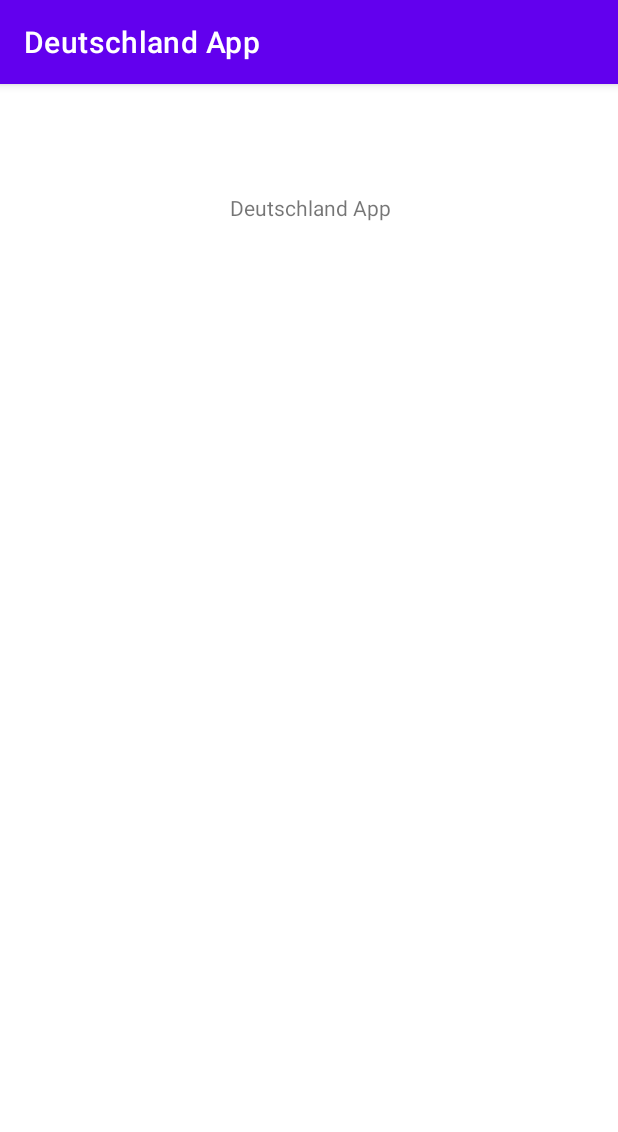
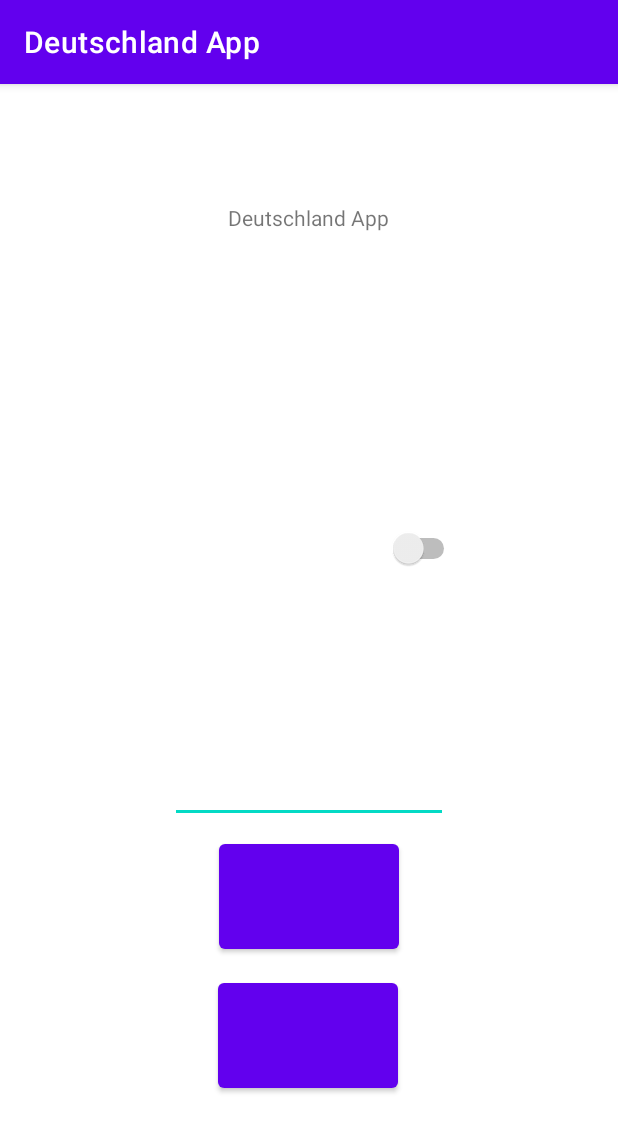
Before and after one commit to CoDen256/deutschland-app, an Android app: the LoginNewSessionActivity screen opened directly, with no data from a screen before it, on a phone screen of 412 x 824 dp. Shown: the top 1132 px of the screen. Run offline under Robolectric (Android 15) with nearby library versions, the phone set to English and light mode, and no system bars; our stand-ins replace data binding.

Commit message:
new login act

```diff
--- a/app/src/main/AndroidManifest.xml
+++ b/app/src/main/AndroidManifest.xml
@@ -10,13 +10,16 @@
         android:supportsRtl="true"
         android:theme="@style/Theme.DeutschlandApp">
         <activity
-            android:name=".ui.AccountSelectActivity"
+            android:name=".login.LoginNewSessionActivity"
             android:exported="false" />
         <activity
-            android:name=".ui.SuccessLoggedActivity"
+            android:name=".login.AccountSelectActivity"
             android:exported="false" />
         <activity
-            android:name=".ui.LoginActivity"
+            android:name=".login.SuccessLoggedActivity"
+            android:exported="false" />
+        <activity
+            android:name=".login.LoginActivity"
             android:exported="false" />
         <activity
             android:name=".MainActivity"
--- /dev/null
+++ b/app/src/main/java/de/app/login/AccountSelectActivity.kt
@@ -0,0 +1,25 @@
+package de.app.login
+
+import androidx.appcompat.app.AppCompatActivity
+import android.os.Bundle
+import android.widget.ArrayAdapter
+import de.app.R
+import de.app.databinding.ActivityAccountSelectBinding
+import de.app.databinding.ActivityLoginBinding
+
+class AccountSelectActivity : AppCompatActivity() {
+    private lateinit var binding: ActivityAccountSelectBinding
+
+    override fun onCreate(savedInstanceState: Bundle?) {
+        super.onCreate(savedInstanceState)
+        setContentView(R.layout.activity_account_select)
+        binding = ActivityAccountSelectBinding.inflate(layoutInflater)
+        val view = binding.root
+        setContentView(view)
+
+        val listItems = arrayListOf("oleg", "ivan", "imput tekst")
+        val adapter = ArrayAdapter(this, android.R.layout.simple_list_item_1, listItems)
+
+        binding.accountsListView.adapter = adapter
+    }
+}
--- a/app/src/main/java/de/app/ui/LoginActivity.kt
+++ b/app/src/main/java/de/app/login/LoginActivity.kt
@@ -1,4 +1,4 @@
-package de.app.ui
+package de.app.login
 
 import androidx.appcompat.app.AppCompatActivity
 import android.os.Bundle
@@ -10,7 +10,7 @@ class LoginActivity : AppCompatActivity() {
 
     override fun onCreate(savedInstanceState: Bundle?) {
         super.onCreate(savedInstanceState)
-        binding = ActivityLoginBinding.inflate(layoutInflater   )
+        binding = ActivityLoginBinding.inflate(layoutInflater)
         val view = binding.root
         setContentView(view)
 
--- a/app/src/main/java/de/app/ui/AccountSelectActivity.kt
+++ b/app/src/main/java/de/app/login/LoginNewSessionActivity.kt
@@ -1,12 +1,12 @@
-package de.app.ui
+package de.app.login
 
 import androidx.appcompat.app.AppCompatActivity
 import android.os.Bundle
 import de.app.R
 
-class AccountSelectActivity : AppCompatActivity() {
+class LoginNewSessionActivity : AppCompatActivity() {
     override fun onCreate(savedInstanceState: Bundle?) {
         super.onCreate(savedInstanceState)
-        setContentView(R.layout.activity_account_select)
+        setContentView(R.layout.activity_login_new_session)
     }
 }
--- a/app/src/main/java/de/app/ui/SuccessLoggedActivity.kt
+++ b/app/src/main/java/de/app/login/SuccessLoggedActivity.kt
@@ -1,4 +1,4 @@
-package de.app.ui
+package de.app.login
 
 import androidx.appcompat.app.AppCompatActivity
 import android.os.Bundle
--- a/app/src/main/res/layout/activity_account_select.xml
+++ b/app/src/main/res/layout/activity_account_select.xml
@@ -6,7 +6,7 @@
     <androidx.constraintlayout.widget.ConstraintLayout
         android:layout_width="match_parent"
         android:layout_height="match_parent"
-        tools:context=".ui.AccountSelectActivity">
+        tools:context=".login.AccountSelectActivity">
         <!--todo reusable greet element-->
         <TextView
             android:id="@+id/name"
@@ -37,7 +37,8 @@
             app:layout_constraintBottom_toBottomOf="parent"
             app:layout_constraintEnd_toEndOf="parent"
             app:layout_constraintHorizontal_bias="0.501"
-            app:layout_constraintStart_toStartOf="parent" />
+            app:layout_constraintStart_toStartOf="parent"
+            android:background="@android:color/holo_blue_light"/>
 
     </androidx.constraintlayout.widget.ConstraintLayout>
 </layout>
--- a/app/src/main/res/layout/activity_login.xml
+++ b/app/src/main/res/layout/activity_login.xml
@@ -5,7 +5,7 @@
     <androidx.constraintlayout.widget.ConstraintLayout
     android:layout_width="match_parent"
     android:layout_height="match_parent"
-    tools:context=".ui.LoginActivity">
+    tools:context=".login.LoginActivity">
 
         <TextView
         android:id="@+id/name"
--- /dev/null
+++ b/app/src/main/res/layout/activity_login_new_session.xml
@@ -0,0 +1,67 @@
+<?xml version="1.0" encoding="utf-8"?>
+<layout xmlns:tools="http://schemas.android.com/tools"
+    xmlns:android="http://schemas.android.com/apk/res/android"
+    xmlns:app="http://schemas.android.com/apk/res-auto">
+
+    <androidx.constraintlayout.widget.ConstraintLayout
+        android:layout_width="match_parent"
+        android:layout_height="match_parent"
+        tools:context=".login.LoginNewSessionActivity">
+
+        <TextView
+            android:id="@+id/name"
+            android:layout_width="360dp"
+            android:layout_height="42dp"
+            android:layout_marginTop="68dp"
+            android:gravity="center"
+            android:text="@string/login_greet"
+            app:layout_constraintEnd_toEndOf="parent"
+            app:layout_constraintHorizontal_bias="0.484"
+            app:layout_constraintStart_toStartOf="parent"
+            app:layout_constraintTop_toTopOf="parent" />
+
+        <Switch
+            android:id="@+id/private_business_switch"
+            android:layout_width="202dp"
+            android:layout_height="128dp"
+            android:layout_marginBottom="40dp"
+            app:layout_constraintBottom_toTopOf="@+id/priv_bus_id_input"
+            app:layout_constraintEnd_toEndOf="parent"
+            app:layout_constraintHorizontal_bias="0.497"
+            app:layout_constraintStart_toStartOf="parent"
+            app:layout_constraintTop_toBottomOf="@+id/name"
+            app:layout_constraintVertical_bias="0.931" />
+
+        <EditText
+            android:id="@+id/priv_bus_id_input"
+            android:layout_width="185dp"
+            android:layout_height="69dp"
+            android:layout_marginTop="212dp"
+            app:layout_constraintBottom_toTopOf="@+id/change_acc_button"
+            app:layout_constraintEnd_toEndOf="parent"
+            app:layout_constraintStart_toStartOf="parent"
+            app:layout_constraintTop_toBottomOf="@+id/name" />
+
+        <Button
+            android:id="@+id/login_button"
+            android:layout_width="120dp"
+            android:layout_height="82dp"
+            app:layout_constraintBottom_toTopOf="@+id/change_acc_button"
+            app:layout_constraintEnd_toEndOf="parent"
+            app:layout_constraintStart_toStartOf="parent"
+            app:layout_constraintTop_toBottomOf="@+id/priv_bus_id_input"
+            app:layout_constraintVertical_bias="0.419" />
+
+        <Button
+            android:id="@+id/change_acc_button"
+            android:layout_width="120dp"
+            android:layout_height="82dp"
+            app:layout_constraintBottom_toBottomOf="parent"
+            app:layout_constraintEnd_toEndOf="parent"
+            app:layout_constraintHorizontal_bias="0.498"
+            app:layout_constraintStart_toStartOf="parent"
+            app:layout_constraintTop_toBottomOf="@+id/name"
+            app:layout_constraintVertical_bias="0.839" />
+
+    </androidx.constraintlayout.widget.ConstraintLayout>
+</layout>
--- a/app/src/main/res/layout/activity_success_logged.xml
+++ b/app/src/main/res/layout/activity_success_logged.xml
@@ -1,10 +1,11 @@
 <?xml version="1.0" encoding="utf-8"?>
+<layout>
 <androidx.constraintlayout.widget.ConstraintLayout xmlns:android="http://schemas.android.com/apk/res/android"
     xmlns:app="http://schemas.android.com/apk/res-auto"
     xmlns:tools="http://schemas.android.com/tools"
     android:layout_width="match_parent"
     android:layout_height="match_parent"
-    tools:context=".ui.SuccessLoggedActivity">
+    tools:context=".login.SuccessLoggedActivity">
 
     <TextView
         android:id="@+id/name"
@@ -37,3 +38,4 @@
         app:layout_constraintStart_toStartOf="parent"
         app:layout_constraintTop_toBottomOf="@+id/textView2" />
 </androidx.constraintlayout.widget.ConstraintLayout>
+</layout>
```
